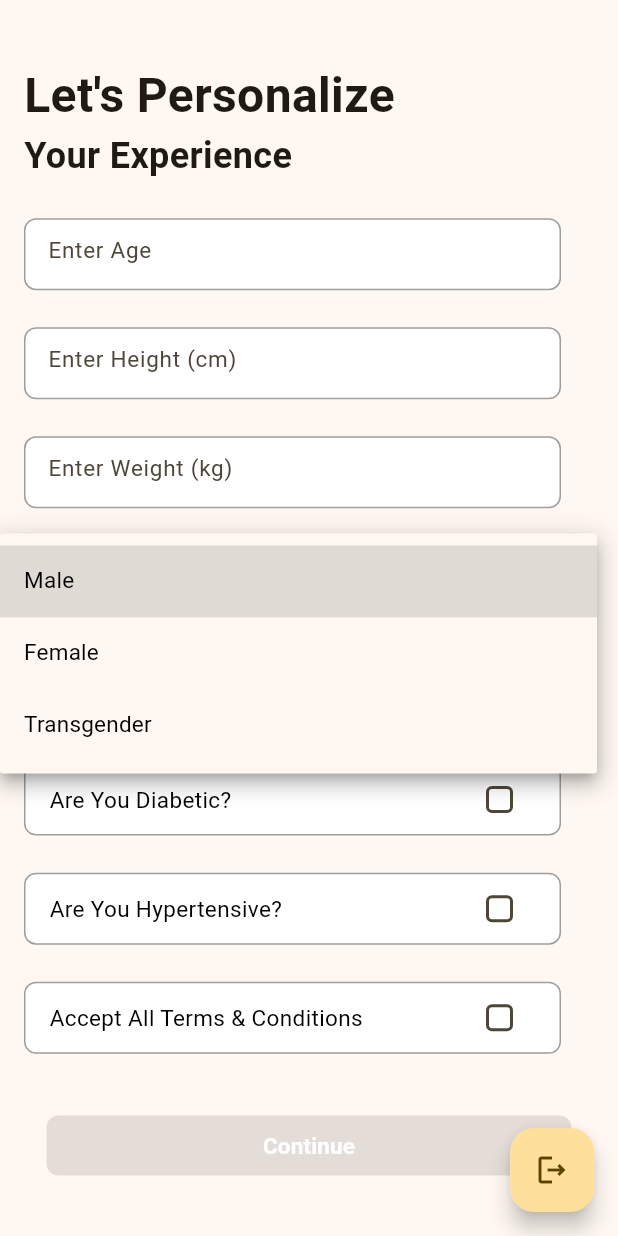
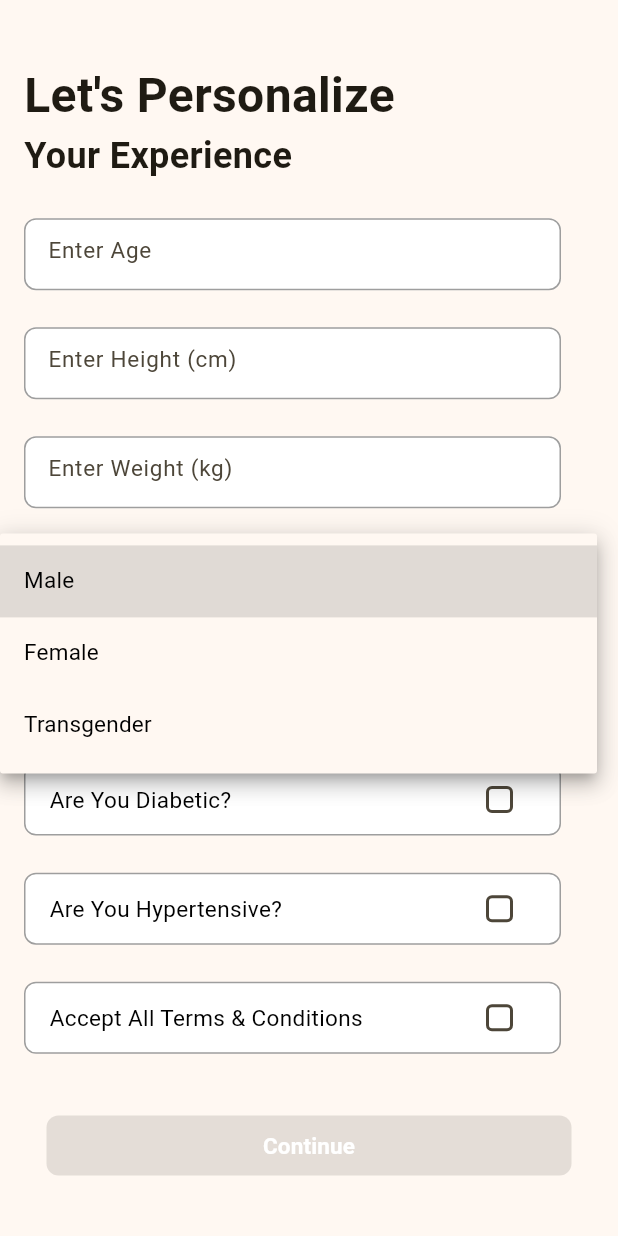
Before and after one commit to sayyam134/nutriscan, a Flutter app: the screen it shows once a user with an empty profile is signed in, after a tap on "Male", on a phone screen of 412 x 824 dp. Run offline on Flutter 3.47's test engine with Material 3 defaults, Android fonts, the phone set to English and light mode, and no system bars; our stand-ins replace cloud_firestore, firebase_auth, firebase_core, get, google_fonts, google_sign_in and 1 more; accounts and stored records are empty; network calls fail.

Commit message:
Flow of wrapper.dart Corrected

```diff
--- a/lib/AUTH/login.dart
+++ b/lib/AUTH/login.dart
@@ -67,6 +67,7 @@ class _LoginState extends State<Login> {
           await FirebaseFirestore.instance.collection('users').doc(user?.uid).set({
             'name': user?.displayName,
             'email': user?.email,
+            'acceptTerms': false,
           });
         }
       } catch (e) {
--- a/lib/AUTH/signup.dart
+++ b/lib/AUTH/signup.dart
@@ -52,6 +52,7 @@ class _SignupState extends State<Signup> {
           await FirebaseFirestore.instance.collection('users').doc(user?.uid).set({
             'name': user?.displayName,
             'email': user?.email,
+            'acceptTerms': false,
           });
         }
       } catch (e) {
@@ -135,6 +136,7 @@ class _SignupState extends State<Signup> {
       await FirebaseFirestore.instance.collection('users').doc(userCredential.user?.uid).set({
         'name': name,
         'email': email,
+        'acceptTerms': false,
       });
       //await Future.delayed(Duration(seconds: 1));
       Get.snackbar(
--- a/lib/AUTH/wrapper.dart
+++ b/lib/AUTH/wrapper.dart
@@ -1,3 +1,4 @@
+import 'package:cloud_firestore/cloud_firestore.dart'; // Import Firestore
 import 'package:firebase_auth/firebase_auth.dart';
 import 'package:flutter/material.dart';
 import 'package:nutriscan/AUTH/login.dart';
@@ -14,25 +15,62 @@ class Wrapper extends StatefulWidget {
 }
 
 class _WrapperState extends State<Wrapper> {
+
+  // Function to check Firestore for _acceptTerm field
+  Future<bool> _checkAcceptTerm() async {
+    User? user = FirebaseAuth.instance.currentUser;
+    if (user != null) {
+      DocumentSnapshot userDoc = await FirebaseFirestore.instance
+          .collection('users')
+          .doc(user.uid) // Fetch document with the user's UID
+          .get();
+
+      if (userDoc.exists && userDoc.data() != null) {
+        // Check if _acceptTerm is true
+        return userDoc.get('acceptTerms') == true;
+      }
+    }
+    return false;
+  }
+
   @override
   Widget build(BuildContext context) {
     return Scaffold(
       body: StreamBuilder(
         stream: FirebaseAuth.instance.authStateChanges(),
-        builder: (context,snapshot){
-          if(snapshot.hasData){
-            if(snapshot.data!.emailVerified){
-              return PersonalizeScreen();
-            }
-            else{
+        builder: (context, snapshot) {
+          if (snapshot.hasData) {
+            User? user = snapshot.data;
+            if (user!.emailVerified) {
+              // If email is verified, check Firestore for _acceptTerm field
+              return FutureBuilder<bool>(
+                future: _checkAcceptTerm(),
+                builder: (context, futureSnapshot) {
+                  if (futureSnapshot.connectionState == ConnectionState.waiting) {
+                    // Show a loading spinner while waiting for Firestore result
+                    return Center(child: CircularProgressIndicator());
+                  } else if (futureSnapshot.hasData) {
+                    // If _acceptTerm is true, go to HomePage, else go to PersonalizeScreen
+                    if (futureSnapshot.data == true) {
+                      return HomePage();
+                    } else {
+                      return PersonalizeScreen();
+                    }
+                  } else {
+                    // Handle error or fallback case (e.g., if Firestore read fails)
+                    return PersonalizeScreen();
+                  }
+                },
+              );
+            } else {
+              // If email is not verified, show email verification screen
               return VerifyEmail();
             }
-          }
-          else{
+          } else {
+            // If no user is signed in, show the login screen
             return Login();
           }
         },
-
       ),
     );
   }
--- a/lib/userDetails.dart
+++ b/lib/userDetails.dart
@@ -3,7 +3,8 @@ import 'package:flutter/material.dart';
 import 'package:cloud_firestore/cloud_firestore.dart';
 import 'package:get/get.dart';
 import 'package:google_fonts/google_fonts.dart';
-import 'package:google_sign_in/google_sign_in.dart';
+
+import 'AUTH/wrapper.dart';
 
 class PersonalizeScreen extends StatefulWidget {
   @override
@@ -53,6 +54,7 @@ class _PersonalizeScreenState extends State<PersonalizeScreen> {
   });
 
       _showSnackbar('Success', 'Data saved successfully', Colors.green);
+      Get.offAll(Wrapper());
     } catch (e) {
       _showSnackbar('Error', 'Failed to save data', Colors.red);
     }
@@ -70,18 +72,9 @@ class _PersonalizeScreenState extends State<PersonalizeScreen> {
     );
   }
 
-  Future<void> _signout() async {
-    await GoogleSignIn().signOut();
-    await FirebaseAuth.instance.signOut();
-  }
-
   @override
   Widget build(BuildContext context) {
     return Scaffold(
-      floatingActionButton: FloatingActionButton(
-        onPressed: _signout,
-        child: Icon(Icons.logout_outlined),
-      ),
       body: Padding(
         padding: const EdgeInsets.all(16.0),
         child: SingleChildScrollView(
```
